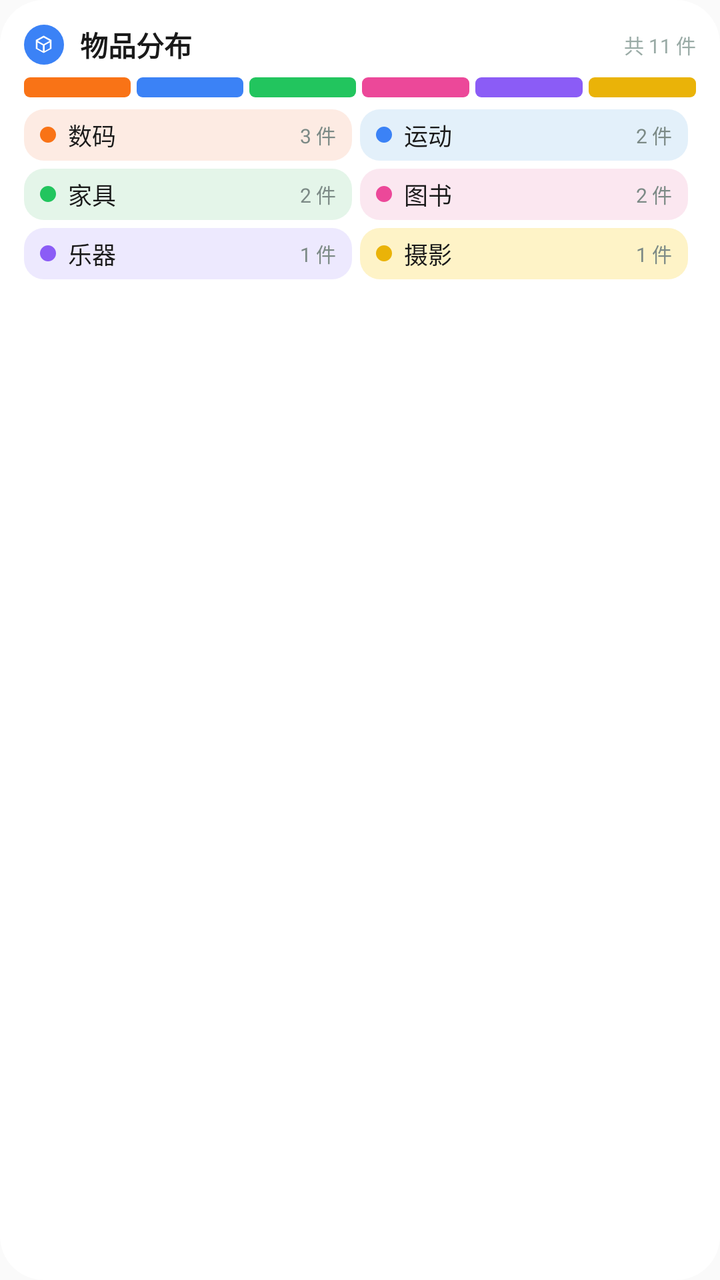
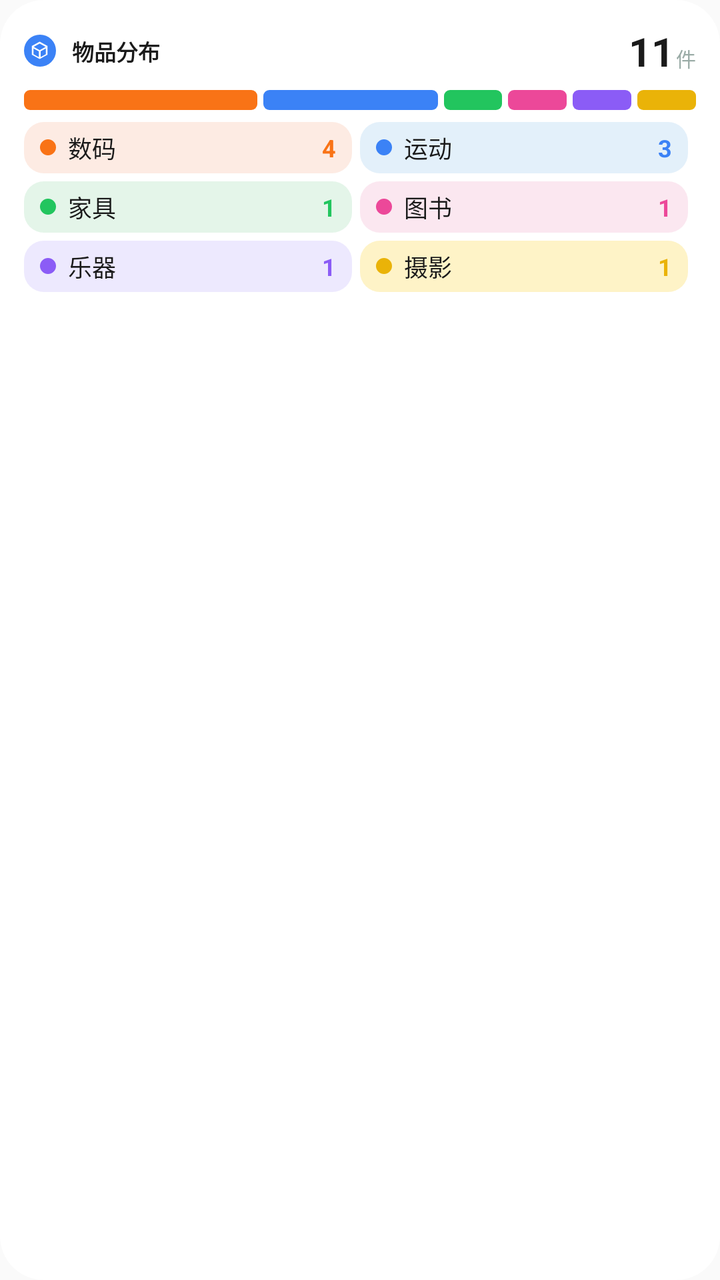

Screens rendered from an Android XML layout before and after an edit, with the pre-edit source and the edit as a unified diff.
<!-- AndroidManifest.xml: application theme Theme.PalmNote -->
<!-- res/layout/widget_asset_preview.xml -->
<?xml version="1.0" encoding="utf-8"?>
<LinearLayout xmlns:android="http://schemas.android.com/apk/res/android"
    android:layout_width="match_parent"
    android:layout_height="match_parent"
    android:orientation="vertical"
    android:padding="12dp"
    android:background="@drawable/widget_card_round">

    <LinearLayout
        android:layout_width="match_parent"
        android:layout_height="wrap_content"
        android:orientation="horizontal"
        android:gravity="center_vertical"
        android:baselineAligned="false">

        <FrameLayout
            android:layout_width="@dimen/widget_icon_badge"
            android:layout_height="@dimen/widget_icon_badge">

            <ImageView
                android:layout_width="match_parent"
                android:layout_height="match_parent"
                android:background="@drawable/widget_shape_circle"
                android:backgroundTint="@color/widget_hue_2"
                android:contentDescription="@null" />

            <ImageView
                android:layout_width="11dp"
                android:layout_height="11dp"
                android:layout_gravity="center"
                android:src="@drawable/widget_ic_box_white"
                android:contentDescription="@null" />
        </FrameLayout>

        <TextView
            android:layout_width="0dp"
            android:layout_height="wrap_content"
            android:layout_weight="1"
            android:text="@string/widget_asset_title"
            android:textSize="@dimen/widget_text_title"
            android:textColor="@color/widget_v2_text_primary"
            android:textStyle="bold"
            android:layout_marginStart="8dp" />

        <TextView
            android:layout_width="wrap_content"
            android:layout_height="wrap_content"
            android:text="@string/widget_preview_asset_total"
            android:textSize="@dimen/widget_text_micro"
            android:textColor="@color/widget_v2_text_tertiary" />
    </LinearLayout>

    <LinearLayout
        android:layout_width="match_parent"
        android:layout_height="10dp"
        android:orientation="horizontal"
        android:baselineAligned="false"
        android:layout_marginTop="6dp">

        <ImageView
            android:layout_width="0dp"
            android:layout_height="match_parent"
            android:layout_weight="1"
            android:layout_marginEnd="3dp"
            android:background="@drawable/widget_seg_slot"
            android:backgroundTint="@color/widget_hue_1"
            android:contentDescription="@null" />

        <ImageView
            android:layout_width="0dp"
            android:layout_height="match_parent"
            android:layout_weight="1"
            android:layout_marginEnd="3dp"
            android:background="@drawable/widget_seg_slot"
            android:backgroundTint="@color/widget_hue_2"
            android:contentDescription="@null" />

        <ImageView
            android:layout_width="0dp"
            android:layout_height="match_parent"
            android:layout_weight="1"
            android:layout_marginEnd="3dp"
            android:background="@drawable/widget_seg_slot"
            android:backgroundTint="@color/widget_hue_3"
            android:contentDescription="@null" />

        <ImageView
            android:layout_width="0dp"
            android:layout_height="match_parent"
            android:layout_weight="1"
            android:layout_marginEnd="3dp"
            android:background="@drawable/widget_seg_slot"
            android:backgroundTint="@color/widget_hue_4"
            android:contentDescription="@null" />

        <ImageView
            android:layout_width="0dp"
            android:layout_height="match_parent"
            android:layout_weight="1"
            android:layout_marginEnd="3dp"
            android:background="@drawable/widget_seg_slot"
            android:backgroundTint="@color/widget_hue_5"
            android:contentDescription="@null" />

        <ImageView
            android:layout_width="0dp"
            android:layout_height="match_parent"
            android:layout_weight="1"
            android:background="@drawable/widget_seg_slot"
            android:backgroundTint="@color/widget_hue_6"
            android:contentDescription="@null" />
    </LinearLayout>

    <LinearLayout
        android:layout_width="match_parent"
        android:layout_height="wrap_content"
        android:orientation="horizontal"
        android:baselineAligned="false"
        android:layout_marginTop="6dp">

        <FrameLayout
            android:layout_width="0dp"
            android:layout_height="wrap_content"
            android:layout_weight="1"
            android:layout_marginEnd="4dp">

            <ImageView
                android:layout_width="match_parent"
                android:layout_height="match_parent"
                android:background="@drawable/widget_chip_round"
                android:backgroundTint="@color/widget_tint_1"
                android:contentDescription="@null" />

            <LinearLayout
                android:layout_width="match_parent"
                android:layout_height="wrap_content"
                android:orientation="horizontal"
                android:gravity="center_vertical"
                android:baselineAligned="false"
                android:paddingHorizontal="8dp"
                android:paddingVertical="4dp">

                <ImageView
                    android:layout_width="8dp"
                    android:layout_height="8dp"
                    android:background="@drawable/widget_shape_circle"
                    android:backgroundTint="@color/widget_hue_1"
                    android:contentDescription="@null" />

                <TextView
                    android:layout_width="0dp"
                    android:layout_height="wrap_content"
                    android:layout_weight="1"
                    android:text="@string/widget_preview_asset_cat_1"
                    android:textSize="12sp"
                    android:textColor="@color/widget_v2_text_primary"
                    android:layout_marginStart="6dp"
                    android:maxLines="1"
                    android:ellipsize="end" />

                <TextView
                    android:layout_width="wrap_content"
                    android:layout_height="wrap_content"
                    android:text="@string/widget_preview_asset_cnt_1"
                    android:textSize="@dimen/widget_text_micro"
                    android:textColor="@color/widget_v2_text_secondary"
                    android:layout_marginStart="4dp"
                    android:maxLines="1" />
            </LinearLayout>
        </FrameLayout>

        <FrameLayout
            android:layout_width="0dp"
            android:layout_height="wrap_content"
            android:layout_weight="1"
            android:layout_marginEnd="4dp">

            <ImageView
                android:layout_width="match_parent"
                android:layout_height="match_parent"
                android:background="@drawable/widget_chip_round"
                android:backgroundTint="@color/widget_tint_2"
                android:contentDescription="@null" />

            <LinearLayout
                android:layout_width="match_parent"
                android:layout_height="wrap_content"
                android:orientation="horizontal"
                android:gravity="center_vertical"
                android:baselineAligned="false"
                android:paddingHorizontal="8dp"
                android:paddingVertical="4dp">

                <ImageView
                    android:layout_width="8dp"
                    android:layout_height="8dp"
                    android:background="@drawable/widget_shape_circle"
                    android:backgroundTint="@color/widget_hue_2"
                    android:contentDescription="@null" />

                <TextView
                    android:layout_width="0dp"
                    android:layout_height="wrap_content"
                    android:layout_weight="1"
                    android:text="@string/widget_preview_asset_cat_2"
                    android:textSize="12sp"
                    android:textColor="@color/widget_v2_text_primary"
                    android:layout_marginStart="6dp"
                    android:maxLines="1"
                    android:ellipsize="end" />

                <TextView
                    android:layout_width="wrap_content"
                    android:layout_height="wrap_content"
                    android:text="@string/widget_preview_asset_cnt_2"
                    android:textSize="@dimen/widget_text_micro"
                    android:textColor="@color/widget_v2_text_secondary"
                    android:layout_marginStart="4dp"
                    android:maxLines="1" />
            </LinearLayout>
        </FrameLayout>
    </LinearLayout>

    <LinearLayout
        android:layout_width="match_parent"
        android:layout_height="wrap_content"
        android:orientation="horizontal"
        android:baselineAligned="false"
        android:layout_marginTop="4dp">

        <FrameLayout
            android:layout_width="0dp"
            android:layout_height="wrap_content"
            android:layout_weight="1"
            android:layout_marginEnd="4dp">

            <ImageView
                android:layout_width="match_parent"
                android:layout_height="match_parent"
                android:background="@drawable/widget_chip_round"
                android:backgroundTint="@color/widget_tint_3"
                android:contentDescription="@null" />

            <LinearLayout
                android:layout_width="match_parent"
                android:layout_height="wrap_content"
                android:orientation="horizontal"
                android:gravity="center_vertical"
                android:baselineAligned="false"
                android:paddingHorizontal="8dp"
                android:paddingVertical="4dp">

                <ImageView
                    android:layout_width="8dp"
                    android:layout_height="8dp"
                    android:background="@drawable/widget_shape_circle"
                    android:backgroundTint="@color/widget_hue_3"
                    android:contentDescription="@null" />

                <TextView
                    android:layout_width="0dp"
                    android:layout_height="wrap_content"
                    android:layout_weight="1"
                    android:text="@string/widget_preview_asset_cat_3"
                    android:textSize="12sp"
                    android:textColor="@color/widget_v2_text_primary"
                    android:layout_marginStart="6dp"
                    android:maxLines="1"
                    android:ellipsize="end" />

                <TextView
                    android:layout_width="wrap_content"
                    android:layout_height="wrap_content"
                    android:text="@string/widget_preview_asset_cnt_3"
                    android:textSize="@dimen/widget_text_micro"
                    android:textColor="@color/widget_v2_text_secondary"
                    android:layout_marginStart="4dp"
                    android:maxLines="1" />
            </LinearLayout>
        </FrameLayout>

        <FrameLayout
            android:layout_width="0dp"
            android:layout_height="wrap_content"
            android:layout_weight="1"
            android:layout_marginEnd="4dp">

            <ImageView
                android:layout_width="match_parent"
                android:layout_height="match_parent"
                android:background="@drawable/widget_chip_round"
                android:backgroundTint="@color/widget_tint_4"
                android:contentDescription="@null" />

            <LinearLayout
                android:layout_width="match_parent"
                android:layout_height="wrap_content"
                android:orientation="horizontal"
                android:gravity="center_vertical"
                android:baselineAligned="false"
                android:paddingHorizontal="8dp"
                android:paddingVertical="4dp">

                <ImageView
                    android:layout_width="8dp"
                    android:layout_height="8dp"
                    android:background="@drawable/widget_shape_circle"
                    android:backgroundTint="@color/widget_hue_4"
                    android:contentDescription="@null" />

                <TextView
                    android:layout_width="0dp"
                    android:layout_height="wrap_content"
                    android:layout_weight="1"
                    android:text="@string/widget_preview_asset_cat_4"
                    android:textSize="12sp"
                    android:textColor="@color/widget_v2_text_primary"
                    android:layout_marginStart="6dp"
                    android:maxLines="1"
                    android:ellipsize="end" />

                <TextView
                    android:layout_width="wrap_content"
                    android:layout_height="wrap_content"
                    android:text="@string/widget_preview_asset_cnt_4"
                    android:textSize="@dimen/widget_text_micro"
                    android:textColor="@color/widget_v2_text_secondary"
                    android:layout_marginStart="4dp"
                    android:maxLines="1" />
            </LinearLayout>
        </FrameLayout>
    </LinearLayout>

    <LinearLayout
        android:layout_width="match_parent"
        android:layout_height="wrap_content"
        android:orientation="horizontal"
        android:baselineAligned="false"
        android:layout_marginTop="4dp">

        <FrameLayout
            android:layout_width="0dp"
            android:layout_height="wrap_content"
            android:layout_weight="1"
            android:layout_marginEnd="4dp">

            <ImageView
                android:layout_width="match_parent"
                android:layout_height="match_parent"
                android:background="@drawable/widget_chip_round"
                android:backgroundTint="@color/widget_tint_5"
                android:contentDescription="@null" />

            <LinearLayout
                android:layout_width="match_parent"
                android:layout_height="wrap_content"
                android:orientation="horizontal"
                android:gravity="center_vertical"
                android:baselineAligned="false"
                android:paddingHorizontal="8dp"
                android:paddingVertical="4dp">

                <ImageView
                    android:layout_width="8dp"
                    android:layout_height="8dp"
                    android:background="@drawable/widget_shape_circle"
                    android:backgroundTint="@color/widget_hue_5"
                    android:contentDescription="@null" />

                <TextView
                    android:layout_width="0dp"
                    android:layout_height="wrap_content"
                    android:layout_weight="1"
                    android:text="@string/widget_preview_asset_cat_5"
                    android:textSize="12sp"
                    android:textColor="@color/widget_v2_text_primary"
                    android:layout_marginStart="6dp"
                    android:maxLines="1"
                    android:ellipsize="end" />

                <TextView
                    android:layout_width="wrap_content"
                    android:layout_height="wrap_content"
                    android:text="@string/widget_preview_asset_cnt_5"
                    android:textSize="@dimen/widget_text_micro"
                    android:textColor="@color/widget_v2_text_secondary"
                    android:layout_marginStart="4dp"
                    android:maxLines="1" />
            </LinearLayout>
        </FrameLayout>

        <FrameLayout
            android:layout_width="0dp"
            android:layout_height="wrap_content"
            android:layout_weight="1"
            android:layout_marginEnd="4dp">

            <ImageView
                android:layout_width="match_parent"
                android:layout_height="match_parent"
                android:background="@drawable/widget_chip_round"
                android:backgroundTint="@color/widget_tint_6"
                android:contentDescription="@null" />

            <LinearLayout
                android:layout_width="match_parent"
                android:layout_height="wrap_content"
                android:orientation="horizontal"
                android:gravity="center_vertical"
                android:baselineAligned="false"
                android:paddingHorizontal="8dp"
                android:paddingVertical="4dp">

                <ImageView
                    android:layout_width="8dp"
                    android:layout_height="8dp"
                    android:background="@drawable/widget_shape_circle"
                    android:backgroundTint="@color/widget_hue_6"
                    android:contentDescription="@null" />

                <TextView
                    android:layout_width="0dp"
                    android:layout_height="wrap_content"
                    android:layout_weight="1"
                    android:text="@string/widget_preview_asset_cat_6"
                    android:textSize="12sp"
                    android:textColor="@color/widget_v2_text_primary"
                    android:layout_marginStart="6dp"
                    android:maxLines="1"
                    android:ellipsize="end" />

                <TextView
                    android:layout_width="wrap_content"
                    android:layout_height="wrap_content"
                    android:text="@string/widget_preview_asset_cnt_6"
                    android:textSize="@dimen/widget_text_micro"
                    android:textColor="@color/widget_v2_text_secondary"
                    android:layout_marginStart="4dp"
                    android:maxLines="1" />
            </LinearLayout>
        </FrameLayout>
    </LinearLayout>

</LinearLayout>
<!-- resources referenced by this layout -->
<resources>
  <color name="widget_hue_1">#FFF97316</color>
  <color name="widget_hue_2">#FF3B82F6</color>
  <color name="widget_hue_3">#FF22C55E</color>
  <color name="widget_hue_4">#FFEC4899</color>
  <color name="widget_hue_5">#FF8B5CF6</color>
  <color name="widget_hue_6">#FFEAB308</color>
  <color name="widget_tint_1">#FFFDEBE3</color>
  <color name="widget_tint_2">#FFE3F0FA</color>
  <color name="widget_tint_3">#FFE4F5E9</color>
  <color name="widget_tint_4">#FFFBE7F0</color>
  <color name="widget_tint_5">#FFEDE9FE</color>
  <color name="widget_tint_6">#FFFEF3C7</color>
  <color name="widget_v2_text_primary">#FF1A1A1A</color>
  <color name="widget_v2_text_secondary">#FF7C8A86</color>
  <color name="widget_v2_text_tertiary">#FF9AABA6</color>
  <dimen name="widget_icon_badge">20dp</dimen>
  <dimen name="widget_text_micro">10sp</dimen>
  <dimen name="widget_text_title">14sp</dimen>
  <!-- drawable widget_card_round (drawable) -->
  <?xml version="1.0" encoding="utf-8"?>
  <shape xmlns:android="http://schemas.android.com/apk/res/android" android:shape="rectangle">
      <solid android:color="@color/widget_v2_card_bg" />
      <corners android:radius="22dp" />
  </shape>
  <!-- drawable widget_chip_round (drawable) -->
  <?xml version="1.0" encoding="utf-8"?>
  <shape xmlns:android="http://schemas.android.com/apk/res/android" android:shape="rectangle">
      <solid android:color="#FFFFFFFF" />
      <corners android:radius="10dp" />
  </shape>
  <!-- drawable widget_ic_box_white (drawable) -->
  <?xml version="1.0" encoding="utf-8"?>
  <vector xmlns:android="http://schemas.android.com/apk/res/android"
      android:width="24dp"
      android:height="24dp"
      android:viewportWidth="24"
      android:viewportHeight="24">
      <path
          android:fillColor="#FFFFFFFF"
          android:pathData="M12,2.5l8.5,4.7v9.6L12,21.5l-8.5,-4.7V7.2L12,2.5zM12,4.6L5.5,8.2 12,11.8l6.5,-3.6L12,4.6zM5.2,9.9v6.3l5.8,3.2v-6.3L5.2,9.9zM13,19.4l5.8,-3.2V9.9L13,13.1v6.3z" />
  </vector>
  <!-- drawable widget_seg_slot (drawable) -->
  <?xml version="1.0" encoding="utf-8"?>
  <shape xmlns:android="http://schemas.android.com/apk/res/android"
      android:shape="rectangle">
      <solid android:color="#FFFFFFFF" />
      <corners android:radius="3dp" />
  </shape>
  <!-- drawable widget_shape_circle (drawable) -->
  <?xml version="1.0" encoding="utf-8"?>
  <shape xmlns:android="http://schemas.android.com/apk/res/android"
      android:shape="oval">
      <solid android:color="#FFFFFF" />
  </shape>
  <string name="widget_asset_title">物品分布</string>
  <string name="widget_preview_asset_cat_1">数码</string>
  <string name="widget_preview_asset_cat_2">运动</string>
  <string name="widget_preview_asset_cat_3">家具</string>
  <string name="widget_preview_asset_cat_4">图书</string>
  <string name="widget_preview_asset_cat_5">乐器</string>
  <string name="widget_preview_asset_cat_6">摄影</string>
  <string name="widget_preview_asset_cnt_1">3 件</string>
  <string name="widget_preview_asset_cnt_2">2 件</string>
  <string name="widget_preview_asset_cnt_3">2 件</string>
  <string name="widget_preview_asset_cnt_4">2 件</string>
  <string name="widget_preview_asset_cnt_5">1 件</string>
  <string name="widget_preview_asset_cnt_6">1 件</string>
  <string name="widget_preview_asset_total">共 11 件</string>
  <style name="Theme.PalmNote" parent="Theme.AppCompat.DayNight.NoActionBar">
          <item name="android:statusBarColor">@android:color/transparent</item>
          <item name="android:navigationBarColor">@android:color/transparent</item>
          <item name="android:windowLightStatusBar">true</item>
      </style>
  <color name="widget_v2_card_bg">#FFFFFFFF</color>
</resources>

<!-- the commit's change to res/layout/widget_asset_preview.xml (unified diff, before → after) -->
@@ -42,12 +42,29 @@
             android:textStyle="bold"
             android:layout_marginStart="8dp" />
 
-        <TextView
+        
+        <LinearLayout
             android:layout_width="wrap_content"
             android:layout_height="wrap_content"
-            android:text="@string/widget_preview_asset_total"
-            android:textSize="@dimen/widget_text_micro"
-            android:textColor="@color/widget_v2_text_tertiary" />
+            android:orientation="horizontal"
+            android:gravity="bottom">
+
+            <TextView
+                android:layout_width="wrap_content"
+                android:layout_height="wrap_content"
+                android:text="11"
+                android:textSize="20sp"
+                android:textStyle="bold"
+                android:textColor="@color/widget_v2_text_primary" />
+
+            <TextView
+                android:layout_width="wrap_content"
+                android:layout_height="wrap_content"
+                android:text="@string/widget_asset_unit"
+                android:textSize="@dimen/widget_text_micro"
+                android:textColor="@color/widget_v2_text_tertiary"
+                android:layout_marginStart="1dp" />
+        </LinearLayout>
     </LinearLayout>
 
     <LinearLayout
@@ -60,7 +77,7 @@
         <ImageView
             android:layout_width="0dp"
             android:layout_height="match_parent"
-            android:layout_weight="1"
+            android:layout_weight="4"
             android:layout_marginEnd="3dp"
             android:background="@drawable/widget_seg_slot"
             android:backgroundTint="@color/widget_hue_1"
@@ -69,7 +86,7 @@
         <ImageView
             android:layout_width="0dp"
             android:layout_height="match_parent"
-            android:layout_weight="1"
+            android:layout_weight="3"
             android:layout_marginEnd="3dp"
             android:background="@drawable/widget_seg_slot"
             android:backgroundTint="@color/widget_hue_2"
@@ -161,9 +178,10 @@
                 <TextView
                     android:layout_width="wrap_content"
                     android:layout_height="wrap_content"
-                    android:text="@string/widget_preview_asset_cnt_1"
-                    android:textSize="@dimen/widget_text_micro"
-                    android:textColor="@color/widget_v2_text_secondary"
+                    android:text="4"
+                    android:textSize="12sp"
+                    android:textStyle="bold"
+                    android:textColor="@color/widget_hue_1"
                     android:layout_marginStart="4dp"
                     android:maxLines="1" />
             </LinearLayout>
@@ -212,9 +230,10 @@
                 <TextView
                     android:layout_width="wrap_content"
                     android:layout_height="wrap_content"
-                    android:text="@string/widget_preview_asset_cnt_2"
-                    android:textSize="@dimen/widget_text_micro"
-                    android:textColor="@color/widget_v2_text_secondary"
+                    android:text="3"
+                    android:textSize="12sp"
+                    android:textStyle="bold"
+                    android:textColor="@color/widget_hue_2"
                     android:layout_marginStart="4dp"
                     android:maxLines="1" />
             </LinearLayout>
@@ -271,9 +290,10 @@
                 <TextView
                     android:layout_width="wrap_content"
                     android:layout_height="wrap_content"
-                    android:text="@string/widget_preview_asset_cnt_3"
-                    android:textSize="@dimen/widget_text_micro"
-                    android:textColor="@color/widget_v2_text_secondary"
+                    android:text="1"
+                    android:textSize="12sp"
+                    android:textStyle="bold"
+                    android:textColor="@color/widget_hue_3"
                     android:layout_marginStart="4dp"
                     android:maxLines="1" />
             </LinearLayout>
@@ -322,9 +342,10 @@
                 <TextView
                     android:layout_width="wrap_content"
                     android:layout_height="wrap_content"
-                    android:text="@string/widget_preview_asset_cnt_4"
-                    android:textSize="@dimen/widget_text_micro"
-                    android:textColor="@color/widget_v2_text_secondary"
+                    android:text="1"
+                    android:textSize="12sp"
+                    android:textStyle="bold"
+                    android:textColor="@color/widget_hue_4"
                     android:layout_marginStart="4dp"
                     android:maxLines="1" />
             </LinearLayout>
@@ -381,9 +402,10 @@
                 <TextView
                     android:layout_width="wrap_content"
                     android:layout_height="wrap_content"
-                    android:text="@string/widget_preview_asset_cnt_5"
-                    android:textSize="@dimen/widget_text_micro"
-                    android:textColor="@color/widget_v2_text_secondary"
+                    android:text="1"
+                    android:textSize="12sp"
+                    android:textStyle="bold"
+                    android:textColor="@color/widget_hue_5"
                     android:layout_marginStart="4dp"
                     android:maxLines="1" />
             </LinearLayout>
@@ -432,9 +454,10 @@
                 <TextView
                     android:layout_width="wrap_content"
                     android:layout_height="wrap_content"
-                    android:text="@string/widget_preview_asset_cnt_6"
-                    android:textSize="@dimen/widget_text_micro"
-                    android:textColor="@color/widget_v2_text_secondary"
+                    android:text="1"
+                    android:textSize="12sp"
+                    android:textStyle="bold"
+                    android:textColor="@color/widget_hue_6"
                     android:layout_marginStart="4dp"
                     android:maxLines="1" />
             </LinearLayout>
<!-- resource entries referenced after the edit -->
@@ -13,11 +13,10 @@
   <color name="widget_tint_5">#FFEDE9FE</color>
   <color name="widget_tint_6">#FFFEF3C7</color>
   <color name="widget_v2_text_primary">#FF1A1A1A</color>
-  <color name="widget_v2_text_secondary">#FF7C8A86</color>
   <color name="widget_v2_text_tertiary">#FF9AABA6</color>
-  <dimen name="widget_icon_badge">20dp</dimen>
+  <dimen name="widget_icon_badge">16dp</dimen>
   <dimen name="widget_text_micro">10sp</dimen>
-  <dimen name="widget_text_title">14sp</dimen>
+  <dimen name="widget_text_title">11sp</dimen>
   <!-- drawable widget_card_round (drawable) -->
   <?xml version="1.0" encoding="utf-8"?>
   <shape xmlns:android="http://schemas.android.com/apk/res/android" android:shape="rectangle">
@@ -55,19 +54,13 @@
       <solid android:color="#FFFFFF" />
   </shape>
   <string name="widget_asset_title">物品分布</string>
+  <string name="widget_asset_unit">件</string>
   <string name="widget_preview_asset_cat_1">数码</string>
   <string name="widget_preview_asset_cat_2">运动</string>
   <string name="widget_preview_asset_cat_3">家具</string>
   <string name="widget_preview_asset_cat_4">图书</string>
   <string name="widget_preview_asset_cat_5">乐器</string>
   <string name="widget_preview_asset_cat_6">摄影</string>
-  <string name="widget_preview_asset_cnt_1">3 件</string>
-  <string name="widget_preview_asset_cnt_2">2 件</string>
-  <string name="widget_preview_asset_cnt_3">2 件</string>
-  <string name="widget_preview_asset_cnt_4">2 件</string>
-  <string name="widget_preview_asset_cnt_5">1 件</string>
-  <string name="widget_preview_asset_cnt_6">1 件</string>
-  <string name="widget_preview_asset_total">共 11 件</string>
   <style name="Theme.PalmNote" parent="Theme.AppCompat.DayNight.NoActionBar">
           <item name="android:statusBarColor">@android:color/transparent</item>
           <item name="android:navigationBarColor">@android:color/transparent</item>
